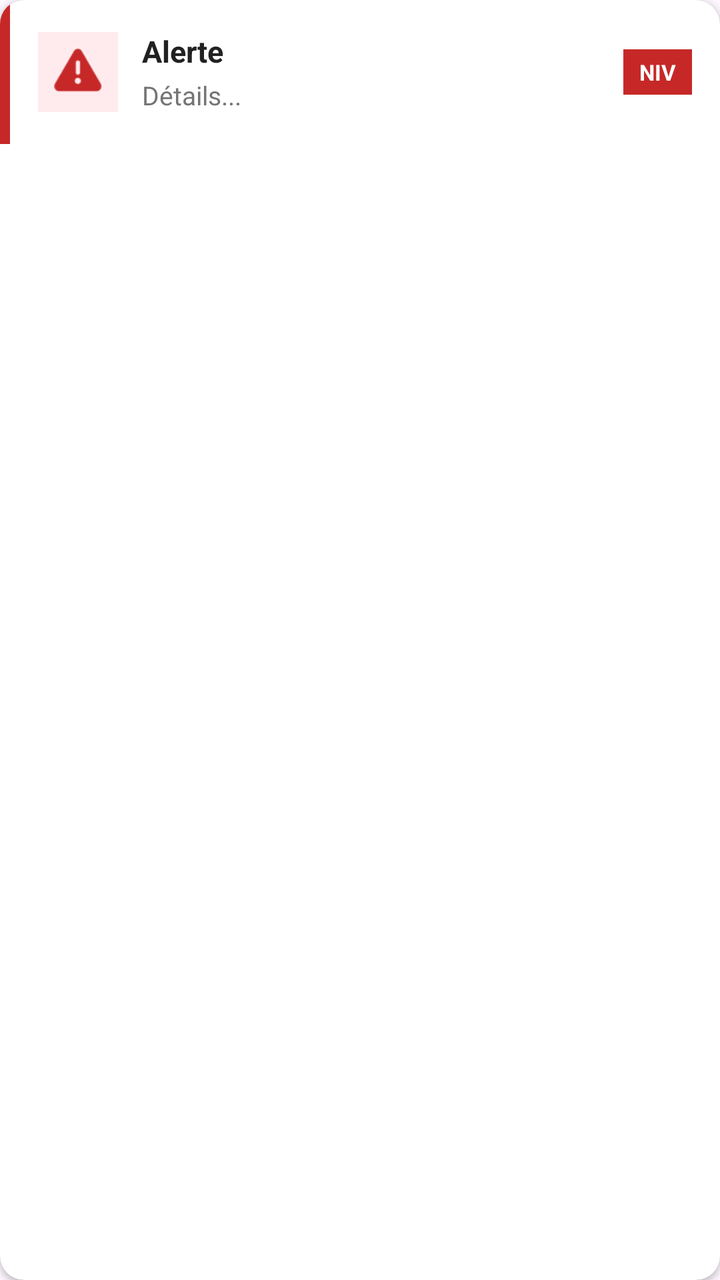
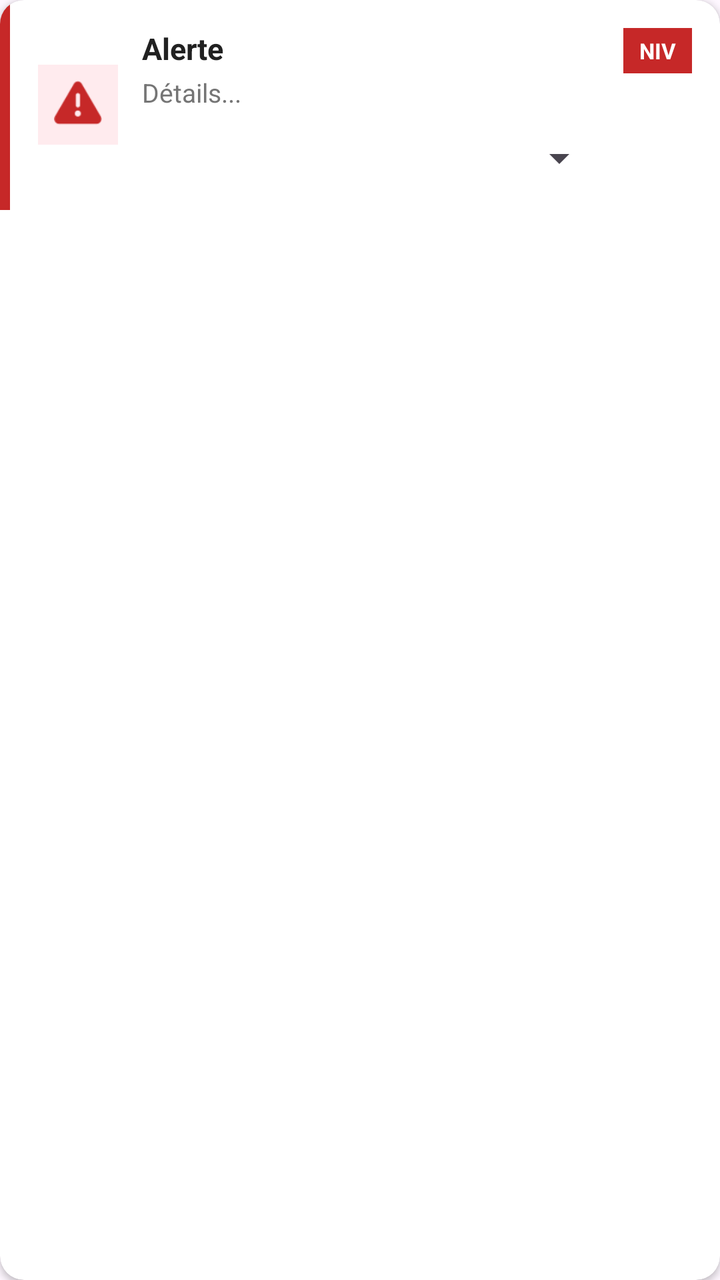

Before-and-after screenshots of an Android layout around one commit, followed by the original layout XML and the change that was made.
<!-- AndroidManifest.xml: application theme Theme.MyApplication -->
<!-- res/layout/item_alert.xml -->
<?xml version="1.0" encoding="utf-8"?>
<androidx.cardview.widget.CardView
    xmlns:android="http://schemas.android.com/apk/res/android"
    xmlns:app="http://schemas.android.com/apk/res-auto"
    android:layout_width="match_parent"
    android:layout_height="wrap_content"
    android:layout_marginStart="0dp"
    android:layout_marginEnd="0dp"
    android:layout_marginTop="0dp"
    android:layout_marginBottom="8dp"
    app:cardCornerRadius="12dp"
    app:cardElevation="2dp"
    app:cardBackgroundColor="#FFFFFF">

    <LinearLayout
        android:layout_width="match_parent"
        android:layout_height="wrap_content"
        android:orientation="horizontal"
        android:gravity="center_vertical"
        android:minHeight="72dp">

        
        <View
            android:id="@+id/alert_severity_bar"
            android:layout_width="5dp"
            android:layout_height="match_parent"
            android:background="#C62828"
            android:minHeight="72dp" />

        
        <ImageView
            android:id="@+id/alert_icon"
            android:layout_width="40dp"
            android:layout_height="40dp"
            android:layout_marginStart="14dp"
            android:padding="8dp"
            android:src="@android:drawable/ic_dialog_alert"
            android:background="#FFEBEE"
            android:tint="#C62828" />

        
        <LinearLayout
            android:layout_width="0dp"
            android:layout_height="wrap_content"
            android:layout_weight="1"
            android:orientation="vertical"
            android:layout_marginStart="12dp"
            android:layout_marginEnd="8dp"
            android:paddingTop="14dp"
            android:paddingBottom="14dp">

            <TextView
                android:id="@+id/alert_title"
                android:layout_width="match_parent"
                android:layout_height="wrap_content"
                android:text="Alerte"
                android:textSize="15sp"
                android:textStyle="bold"
                android:textColor="#212121"
                android:maxLines="1"
                android:ellipsize="end" />

            <TextView
                android:id="@+id/alert_subtitle"
                android:layout_width="match_parent"
                android:layout_height="wrap_content"
                android:text="Détails..."
                android:textSize="13sp"
                android:textColor="#757575"
                android:layout_marginTop="3dp"
                android:maxLines="2"
                android:ellipsize="end"
                android:lineSpacingMultiplier="1.3" />

        </LinearLayout>

        
        <TextView
            android:id="@+id/alert_severity_badge"
            android:layout_width="wrap_content"
            android:layout_height="wrap_content"
            android:layout_marginEnd="14dp"
            android:text="NIV"
            android:textSize="11sp"
            android:textStyle="bold"
            android:textColor="#FFFFFF"
            android:paddingStart="8dp"
            android:paddingEnd="8dp"
            android:paddingTop="4dp"
            android:paddingBottom="4dp"
            android:background="#C62828" />

    </LinearLayout>

</androidx.cardview.widget.CardView>
<!-- resources referenced by this layout -->
<resources>
  <style name="Theme.MyApplication" parent="Base.Theme.MyApplication" />
  <style name="Base.Theme.MyApplication" parent="Theme.Material3.DayNight.NoActionBar">
          
          
      </style>
</resources>

<!-- the commit's change to res/layout/item_alert.xml (unified diff, before → after) -->
@@ -36,7 +36,7 @@
             android:padding="8dp"
             android:src="@android:drawable/ic_dialog_alert"
             android:background="#FFEBEE"
-            android:tint="#C62828" />
+            app:tint="#C62828" />
 
         
         <LinearLayout
@@ -47,7 +47,7 @@
             android:layout_marginStart="12dp"
             android:layout_marginEnd="8dp"
             android:paddingTop="14dp"
-            android:paddingBottom="14dp">
+            android:paddingBottom="10dp">
 
             <TextView
                 android:id="@+id/alert_title"
@@ -72,6 +72,14 @@
                 android:ellipsize="end"
                 android:lineSpacingMultiplier="1.3" />
 
+            
+            <Spinner
+                android:id="@+id/alert_status_spinner"
+                android:layout_width="match_parent"
+                android:layout_height="32dp"
+                android:layout_marginTop="8dp"
+                android:spinnerMode="dropdown" />
+
         </LinearLayout>
 
         
@@ -79,6 +87,8 @@
             android:id="@+id/alert_severity_badge"
             android:layout_width="wrap_content"
             android:layout_height="wrap_content"
+            android:layout_gravity="top"
+            android:layout_marginTop="14dp"
             android:layout_marginEnd="14dp"
             android:text="NIV"
             android:textSize="11sp"
